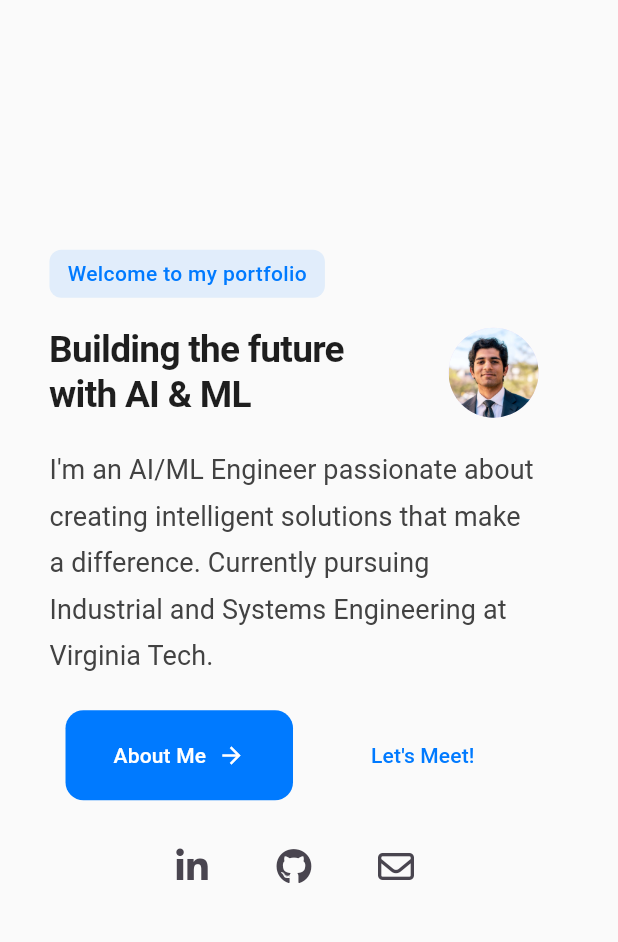
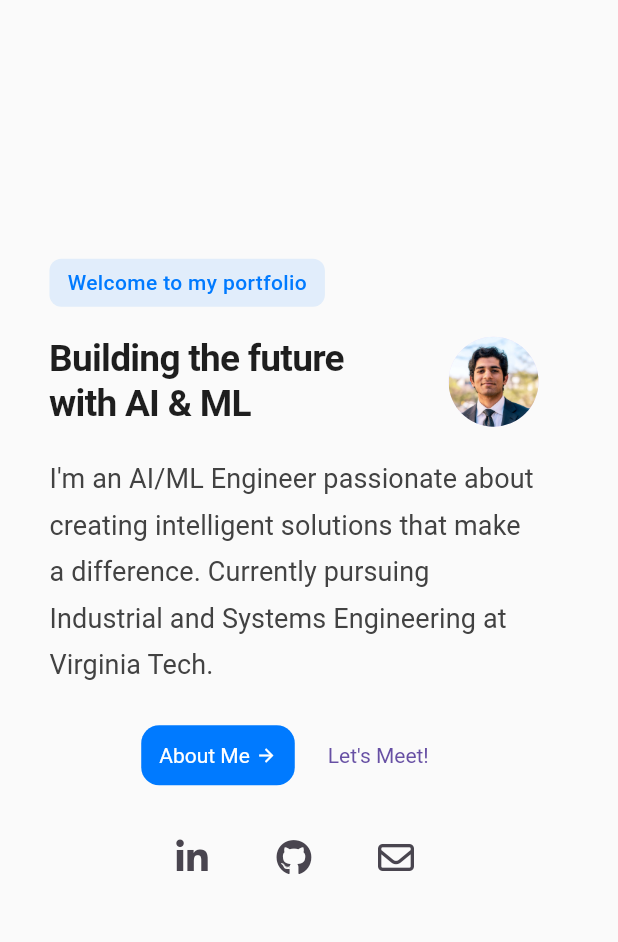
Before and after one commit to s-mehra/personal_website, a Flutter app: the screen it shows after launch, on a phone screen of 412 x 824 dp, the part 84-1026 px from its top. Run offline on Flutter 3.47's test engine with Material 3 defaults, Android fonts, the phone set to English and light mode, and no system bars; our stand-ins replace font_awesome_flutter; Roboto replaces fonts that are missing (Poppins).

Commit message:
adjusted button/icon padding and size for small screens

```diff
--- a/lib/main.dart
+++ b/lib/main.dart
@@ -165,27 +165,39 @@ class HomePage extends StatelessWidget {
                                         MouseRegion(
                                           cursor: SystemMouseCursors.click,
                                           child: ElevatedButton(
+                                            style: ElevatedButton.styleFrom(
+                                              padding: MediaQuery.of(context).size.width < 800
+                                                  ? EdgeInsets.symmetric(horizontal: 12, vertical: 6)
+                                                  : EdgeInsets.symmetric(horizontal: 20, vertical: 12),
+                                              textStyle: TextStyle(
+                                                fontSize: MediaQuery.of(context).size.width < 800 ? 14 : 18,
+                                              ),
+                                            ),
                                             onPressed: () => Navigator.pushNamed(context, '/about'),
                                             child: Row(
                                               mainAxisSize: MainAxisSize.min,
                                               children: [
                                                 Text("About Me"),
-                                                SizedBox(width: 8),
-                                                Icon(Icons.arrow_forward, size: 18),
+                                                SizedBox(width: 4),
+                                                Icon(Icons.arrow_forward, size: MediaQuery.of(context).size.width < 800 ? 14 : 18),
                                               ],
                                             ),
                                           ),
                                         ),
-                                        SizedBox(width: 20),
+                                        SizedBox(width: 10),
                                         MouseRegion(
                                           cursor: SystemMouseCursors.click,
                                           child: TextButton(
+                                            style: TextButton.styleFrom(
+                                              padding: MediaQuery.of(context).size.width < 800
+                                                  ? EdgeInsets.symmetric(horizontal: 12, vertical: 6)
+                                                  : EdgeInsets.symmetric(horizontal: 20, vertical: 12),
+                                              textStyle: TextStyle(
+                                                fontSize: MediaQuery.of(context).size.width < 800 ? 14 : 18,
+                                              ),
+                                            ),
                                             onPressed: () => _launchURL('https://calendly.com/mehrasoham-mail'),
-                                            style: TextButton.styleFrom(
-                                              foregroundColor: Color(0xFF007AFF),
-                                              padding: EdgeInsets.symmetric(horizontal: 32, vertical: 20),
-                                            ),
-                                            child: Text("Let's Meet!"),
+                                            child: Text("Let's Meet!", style: TextStyle(fontSize: MediaQuery.of(context).size.width < 800 ? 14 : 18)),
                                           ),
                                         ),
                                       ],
@@ -218,27 +230,39 @@ class HomePage extends StatelessWidget {
                                     MouseRegion(
                                       cursor: SystemMouseCursors.click,
                                       child: ElevatedButton(
+                                        style: ElevatedButton.styleFrom(
+                                          padding: MediaQuery.of(context).size.width < 800
+                                              ? EdgeInsets.symmetric(horizontal: 12, vertical: 6)
+                                              : EdgeInsets.symmetric(horizontal: 20, vertical: 12),
+                                          textStyle: TextStyle(
+                                            fontSize: MediaQuery.of(context).size.width < 800 ? 14 : 18,
+                                          ),
+                                        ),
                                         onPressed: () => Navigator.pushNamed(context, '/about'),
                                         child: Row(
                                           mainAxisSize: MainAxisSize.min,
                                           children: [
                                             Text("About Me"),
-                                            SizedBox(width: 8),
-                                            Icon(Icons.arrow_forward, size: 18),
+                                            SizedBox(width: 4),
+                                            Icon(Icons.arrow_forward, size: MediaQuery.of(context).size.width < 800 ? 14 : 18),
                                           ],
                                         ),
                                       ),
                                     ),
-                                    SizedBox(width: 20),
+                                    SizedBox(width: 10),
                                     MouseRegion(
                                       cursor: SystemMouseCursors.click,
                                       child: TextButton(
+                                        style: TextButton.styleFrom(
+                                          padding: MediaQuery.of(context).size.width < 800
+                                              ? EdgeInsets.symmetric(horizontal: 12, vertical: 6)
+                                              : EdgeInsets.symmetric(horizontal: 20, vertical: 12),
+                                          textStyle: TextStyle(
+                                            fontSize: MediaQuery.of(context).size.width < 800 ? 14 : 18,
+                                          ),
+                                        ),
                                         onPressed: () => _launchURL('https://calendly.com/mehrasoham-mail'),
-                                        style: TextButton.styleFrom(
-                                          foregroundColor: Color(0xFF007AFF),
-                                          padding: EdgeInsets.symmetric(horizontal: 32, vertical: 20),
-                                        ),
-                                        child: Text("Let's Meet!"),
+                                        child: Text("Let's Meet!", style: TextStyle(fontSize: MediaQuery.of(context).size.width < 800 ? 14 : 18)),
                                       ),
                                     ),
                                   ],
```
